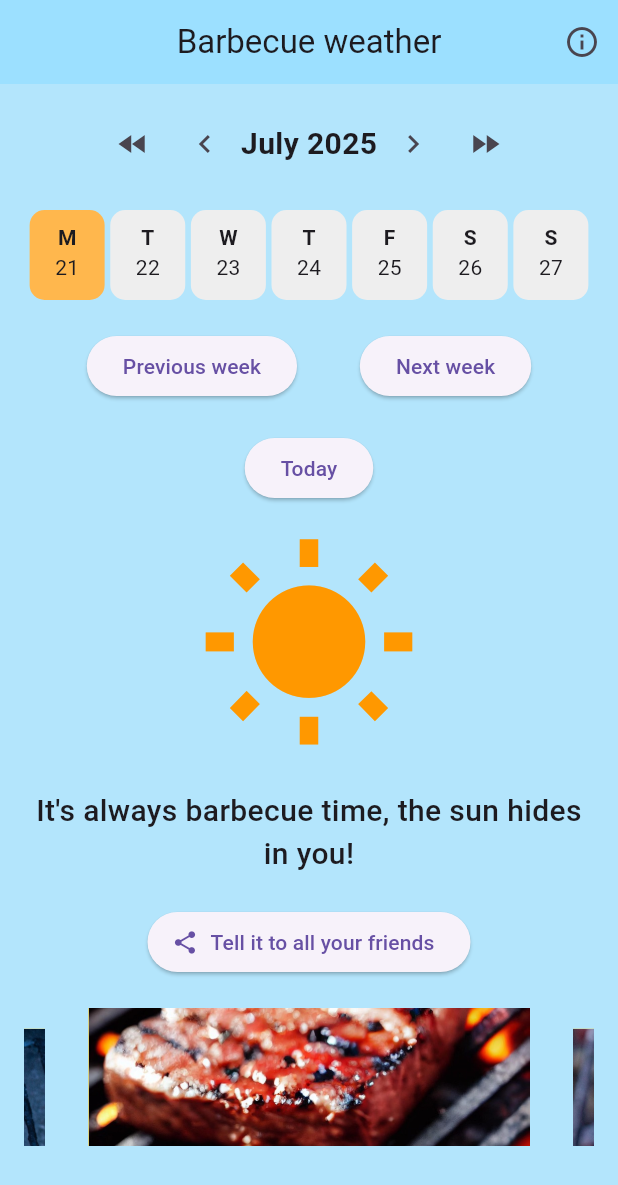
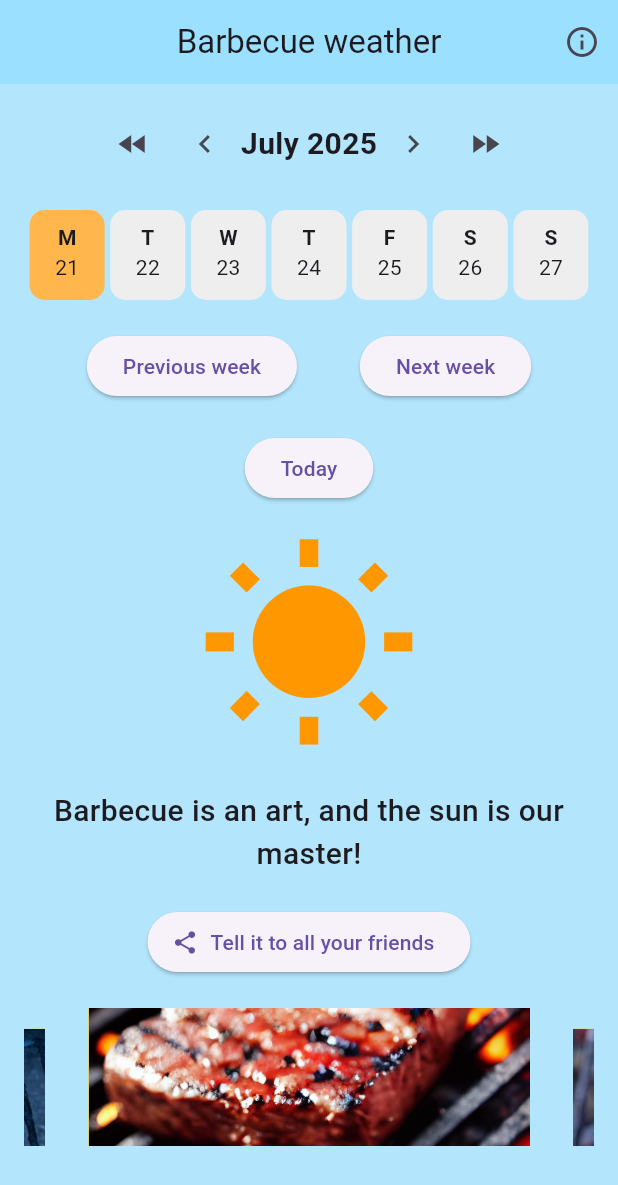
Before and after one commit to Ghorken/meteo_grigliate, a Flutter app: the screen it shows after launch, on a phone screen of 412 x 824 dp. Shown: the top 1185 px of the screen. Run offline on Flutter 3.47's test engine with Material 3 defaults, Android fonts, the phone set to English and light mode, and no system bars; drawn by our look-alikes of carousel_slider, google_mobile_ads, screenshot; our stand-ins replace share_plus; missing offline and left inert: markdown_widget, rive_splash_screen; network calls fail.

Commit message:
Added randomizer for text

```diff
--- a/lib/lang/en.dart
+++ b/lib/lang/en.dart
@@ -14,7 +14,13 @@ class En implements Strings {
   String get today => 'Today';
 
   @override
-  String get barbecueTime => 'It\'s always barbecue time, the sun hides in you!';
+  String get barbecueTime1 => 'It\'s always barbecue time, the sun hides in you!';
+
+  @override
+  String get barbecueTime2 => 'Barbecue is an art, and the sun is our master!';
+
+  @override
+  String get barbecueTime3 => 'The air today is made of 22% oxygen and 78% barbecue smell!';
 
   @override
   String get shareWithFriends => 'Tell it to all your friends';
--- a/lib/lang/strings.dart
+++ b/lib/lang/strings.dart
@@ -8,7 +8,9 @@ abstract class Strings {
   String get previousWeek;
   String get nextWeek;
   String get today;
-  String get barbecueTime;
+  String get barbecueTime1;
+  String get barbecueTime2;
+  String get barbecueTime3;
   String get shareWithFriends;
   String shareText(String formattedDate);
   String get info;
--- a/lib/screens/meteo_screen.dart
+++ b/lib/screens/meteo_screen.dart
@@ -1,4 +1,5 @@
 import 'dart:io';
+import 'dart:math';
 
 import 'package:carousel_slider/carousel_slider.dart';
 import 'package:flutter/material.dart';
@@ -35,6 +36,8 @@ class _MeteoScreenState extends State<MeteoScreen> {
     'assets/grigliate/spiedini.jpg',
   ];
   final CarouselSliderController _carouselSliderController = CarouselSliderController();
+
+  final List<String> grigliataTexts = [strings.barbecueTime1, strings.barbecueTime2, strings.barbecueTime3];
 
   @override
   void initState() {
@@ -169,7 +172,13 @@ class _MeteoScreenState extends State<MeteoScreen> {
                             isLoading ? const CircularProgressIndicator() : Icon(Icons.wb_sunny, size: 150, color: Colors.orange),
 
                             // Scritta personalizzata
-                            Center(child: Text(strings.barbecueTime, style: TextStyle(fontSize: 20, fontWeight: FontWeight.w500), textAlign: TextAlign.center)),
+                            Center(
+                              child: Text(
+                                grigliataTexts[Random().nextInt(grigliataTexts.length)],
+                                style: TextStyle(fontSize: 20, fontWeight: FontWeight.w500),
+                                textAlign: TextAlign.center,
+                              ),
+                            ),
                           ],
                         ),
                       ),
--- a/pubspec.yaml
+++ b/pubspec.yaml
@@ -16,7 +16,7 @@ publish_to: 'none' # Remove this line if you wish to publish to pub.dev
 # https://developer.apple.com/library/archive/documentation/General/Reference/InfoPlistKeyReference/Articles/CoreFoundationKeys.html
 # In Windows, build-name is used as the major, minor, and patch parts
 # of the product and file versions while build-number is used as the build suffix.
-version: 1.0.0+1
+version: 1.0.0+2
 
 environment:
   sdk: ^3.7.2
```
Also changed, not shown: lib/lang/it.dart (+7 -1 lines).
